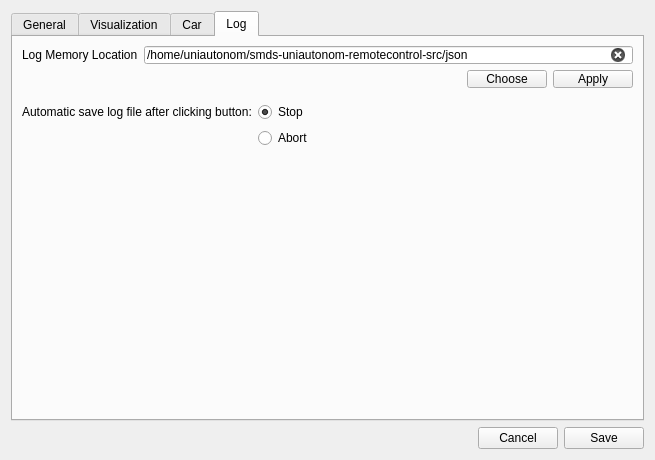
Above: src/dialog_preferences.ui from melegiul/adtf-remote before the change. Below: the same form after it.
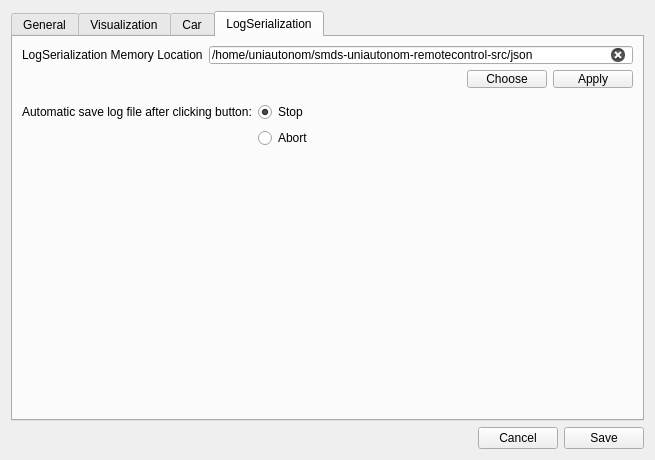
That is the form after the change. The open tabs and pages were chosen to show the change. Icons and pictures are not drawn.

What changed in the file:
```diff
--- a/src/dialog_preferences.ui
+++ b/src/dialog_preferences.ui
@@ -457,7 +457,7 @@
      </widget>
      <widget class="QWidget" name="log_config_tab">
       <attribute name="title">
-       <string>Log</string>
+       <string>LogSerialization</string>
       </attribute>
       <layout class="QFormLayout" name="formLayout_6">
        <item row="1" column="0">
@@ -499,7 +499,7 @@
             </sizepolicy>
            </property>
            <property name="text">
-            <string>Log Memory Location</string>
+            <string>LogSerialization Memory Location</string>
            </property>
           </widget>
          </item>
```
